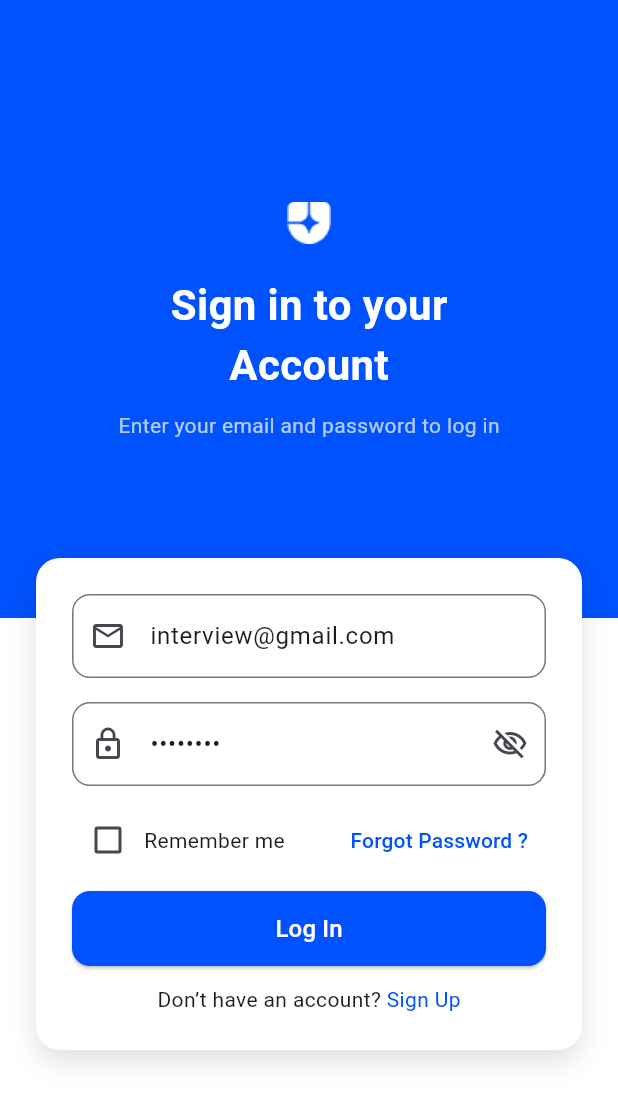
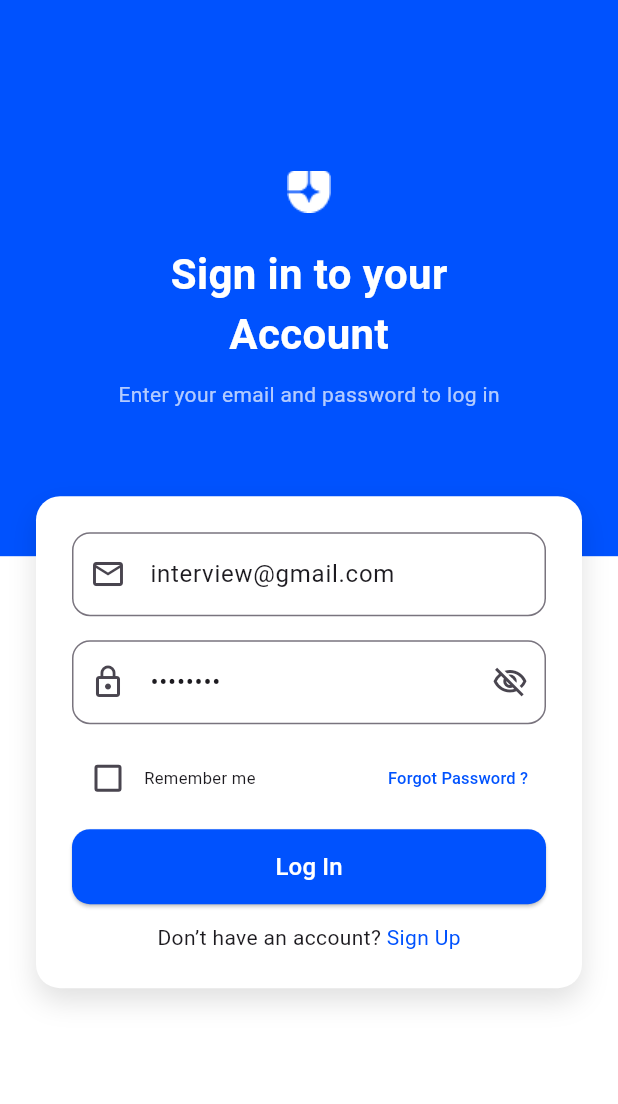
Before and after one commit to nahian0/material_track, a Flutter app: the screen it shows after launch, on a phone screen of 412 x 824 dp. Shown: the top 1104 px of the screen. Run offline on Flutter 3.47's test engine with Material 3 defaults, Android fonts, the phone set to English and light mode, and no system bars; our stand-ins replace dio, get, get_storage.

Commit message:
some modification

```diff
--- a/lib/features/login/presentation/pages/login_page.dart
+++ b/lib/features/login/presentation/pages/login_page.dart
@@ -1,6 +1,6 @@
 import 'package:flutter/material.dart';
 import 'package:get/get.dart';
-import '../controller/login_controller.dart'; // Update this path as per your folder structure
+import '../controller/login_controller.dart';
 
 class LoginPage extends StatelessWidget {
   const LoginPage({super.key});
@@ -12,23 +12,25 @@ class LoginPage extends StatelessWidget {
 
     return Scaffold(
       backgroundColor: Colors.white,
-      body: SingleChildScrollView(
+      resizeToAvoidBottomInset: true,
+      body: SafeArea(
+        child: SingleChildScrollView(
+          padding: const EdgeInsets.only(bottom: 24), // prevent bottom overflow
           child: Column(
             children: [
               Container(
                 width: double.infinity,
-              height: size.height * 0.5,
+                height: size.height * 0.45,
                 decoration: const BoxDecoration(
                   color: Color(0xFF0052FE),
                 ),
                 child: Column(
                   mainAxisAlignment: MainAxisAlignment.center,
                   children: [
-                  // Replace the Icon with Image.asset
                     Image.asset(
-                    'assets/images/ic_badge.png',  // Provide the path to your image asset
-                    width: 60,  // You can adjust the size of the image
-                    height: 60, // Adjust as needed
+                      'assets/images/ic_badge.png',
+                      width: 60,
+                      height: 60,
                     ),
                     const SizedBox(height: 5),
                     const Text(
@@ -46,7 +48,6 @@ class LoginPage extends StatelessWidget {
                     ),
                   ],
                 ),
-
               ),
               Container(
                 transform: Matrix4.translationValues(0, -40, 0),
@@ -98,11 +99,14 @@ class LoginPage extends StatelessWidget {
                             onChanged: (val) =>
                             controller.rememberMe.value = val ?? false,
                           )),
-                        const Text('Remember me'),
+                          const Text('Remember me',style: TextStyle(fontSize: 11)),
                           const Spacer(),
                           TextButton(
                             onPressed: () {},
-                          child: const Text('Forgot Password ?', style: TextStyle(color: Color(0xFF0052FE))),
+                            child: const Text(
+                              'Forgot Password ?',
+                              style: TextStyle(color: Color(0xFF0052FE),fontSize: 11),
+                            ),
                           ),
                         ],
                       ),
@@ -131,7 +135,10 @@ class LoginPage extends StatelessWidget {
                           const Text("Don’t have an account? "),
                           GestureDetector(
                             onTap: () {},
-                          child: const Text("Sign Up", style: TextStyle(color: Color(0xFF0052FE))),
+                            child: const Text(
+                              "Sign Up",
+                              style: TextStyle(color: Color(0xFF0052FE)),
+                            ),
                           ),
                         ],
                       )
@@ -142,6 +149,7 @@ class LoginPage extends StatelessWidget {
             ],
           ),
         ),
+      ),
     );
   }
 }
--- a/lib/features/materiel_purchase/presentation/controller/materiel_purchase_controller.dart
+++ b/lib/features/materiel_purchase/presentation/controller/materiel_purchase_controller.dart
@@ -53,7 +53,7 @@ class MaterialPurchaseController extends GetxController {
 
       if (result.isEmpty) {
         hasMorePages.value = false;
-        Get.snackbar("End", "No more materials available.");
+       // Get.snackbar("End", "No more materials available.");
       } else {
         materials.addAll(result);
         filteredMaterials.addAll(result);
--- a/lib/main.dart
+++ b/lib/main.dart
@@ -2,7 +2,10 @@ import 'package:flutter/material.dart';
 import 'package:get/get.dart';
 import 'package:get_storage/get_storage.dart';
 import 'package:material_track/splash/splash_screen.dart'; // Update this import as necessary
-import 'features/login/presentation/bindings/login_binding.dart';  // Adjust path
+import 'features/login/presentation/bindings/login_binding.dart';
+import 'features/login/presentation/pages/login_page.dart';
+import 'features/materiel_purchase/presentation/bindings/materiel_purchase_binding.dart';
+import 'features/materiel_purchase/presentation/pages/materiel_purchase.dart';  // Adjust path
 
 void main() async {
   await GetStorage.init();  // Initialize GetStorage
@@ -16,8 +19,25 @@ class MyApp extends StatelessWidget {
   Widget build(BuildContext context) {
     return GetMaterialApp(
       debugShowCheckedModeBanner: false,
-      initialBinding: LoginBinding(),  // Initialize bindings for login
-      home: SplashScreen(),  // Show splash screen first
+      initialBinding: LoginBinding(),
+      initialRoute: '/',
+      getPages: [
+        GetPage(
+          name: '/',
+          page: () => SplashScreen(),
+        ),
+        GetPage(
+          name: '/login',
+          page: () => LoginPage(),
+          binding: LoginBinding(),
+        ),
+        GetPage(
+          name: '/MaterialPurchaseScreen',
+          page: () => MaterialPurchaseScreen(),
+          binding: MaterialPurchaseBinding(),
+        ),
+      ],
     );
+
   }
 }
```
Also changed, not shown: lib/core/utils/dialog_util.dart (+98 -27 lines), lib/features/materiel_purchase/presentation/pages/materiel_purchase.dart (+9 -6 lines), lib/splash/splash_screen.dart (+54 -8 lines). Lines whose indentation alone changed are shown as unchanged.
